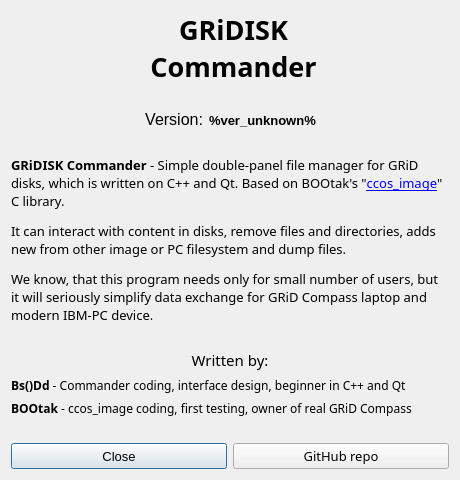
Qt form dialogs/abdlg.ui (Bs0Dd/GRiDISKCOM) before a commit.
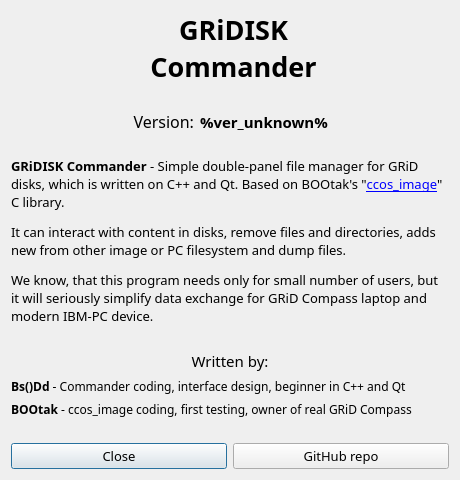
The same form after that commit. Icons and pictures are not drawn.

The edit to the form file:
```diff
--- a/dialogs/abdlg.ui
+++ b/dialogs/abdlg.ui
@@ -128,7 +128,7 @@
       <widget class="QLabel" name="label_4">
        <property name="font">
         <font>
-         <family>Arial</family>
+         <family>Sans Serif</family>
         </font>
        </property>
        <property name="text">
@@ -140,9 +140,8 @@
       <widget class="QLabel" name="label_5">
        <property name="font">
         <font>
-         <family>Segoe UI</family>
-         <pointsize>10</pointsize>
-         <weight>75</weight>
+         <family>Sans Serif</family>
+         <pointsize>11</pointsize>
          <bold>true</bold>
         </font>
        </property>
@@ -278,7 +277,7 @@
        </property>
        <property name="font">
         <font>
-         <family>MS Shell Dlg 2</family>
+         <family>Sans Serif</family>
          <pointsize>10</pointsize>
         </font>
        </property>
```
Left out of the diff: 1 changed line with no effect on the pictures.
